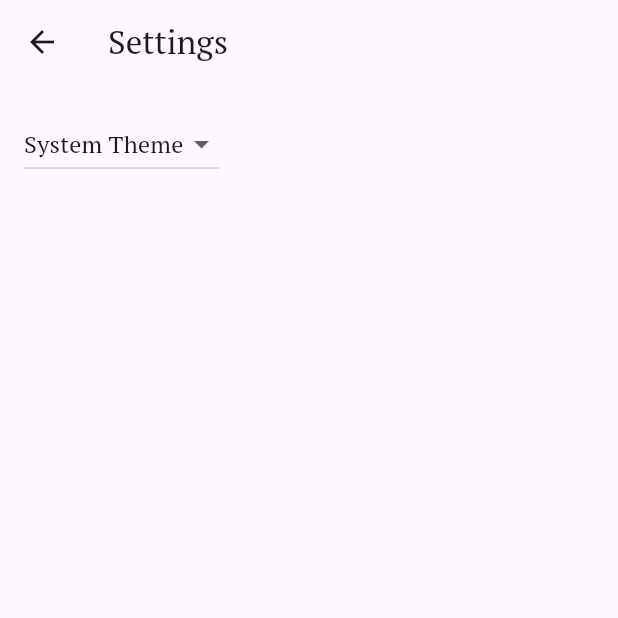
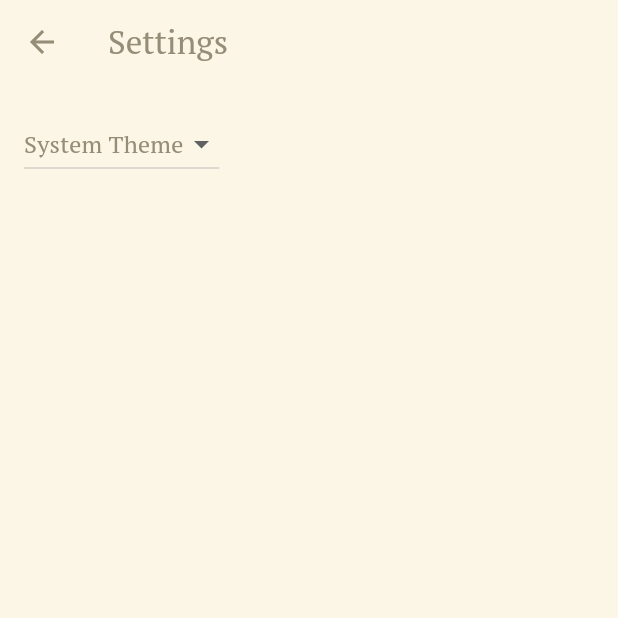
Before and after one commit to arbaker2/savrdUI, a Flutter app: the screen it shows after launch, after a tap on the "settings" icon, on a phone screen of 412 x 824 dp, the top half of it. Run offline on Flutter 3.47's test engine with Material 3 defaults, Android fonts, the phone set to English and light mode, and no system bars; our stand-ins replace google_fonts; generated files the repository leaves out were written again.

Commit message:
color themeing

```diff
--- a/lib/src/app.dart
+++ b/lib/src/app.dart
@@ -117,6 +117,7 @@ class MyApp extends StatelessWidget {
 
 ThemeData _buildTheme() {
   var baseTheme = ThemeData();
+  const colorScheme = ColorScheme(brightness: Brightness.light, surfaceTint: Colors.transparent, primary: Color(0xFF958D77), onPrimary: Color(0xFFFCF6E6), secondary: Color(0xFF809671), onSecondary: Color(0xFFFCF6E6), error: Color(0xFFFF6961), onError: Color(0xFFFFFAFA), background: Color(0xFFFCF6E6), onBackground: Color(0xFF958D77), surface: Color(0xFFFCF6E6), onSurface: Color(0xFF958D77));
 
   return baseTheme.copyWith(
     textTheme: GoogleFonts.ptSerifTextTheme(baseTheme.textTheme).copyWith(
@@ -127,6 +128,9 @@ ThemeData _buildTheme() {
       labelLarge: GoogleFonts.ptSans(textStyle: baseTheme.textTheme.labelLarge),
       labelMedium: GoogleFonts.ptSans(textStyle: baseTheme.textTheme.labelMedium),
       labelSmall: GoogleFonts.ptSans(textStyle: baseTheme.textTheme.labelSmall),
-    ),
-  );
+    ).apply(bodyColor: colorScheme.primary, displayColor: colorScheme.primary),
+    scaffoldBackgroundColor: const Color(0xFFFCF6E6),
+    colorScheme: colorScheme,
+    iconTheme: IconThemeData(color: colorScheme.primary)
+    );
 }
--- a/lib/src/sample_feature/sample_item_list_view.dart
+++ b/lib/src/sample_feature/sample_item_list_view.dart
@@ -60,7 +60,8 @@ class _SampleItemListViewState extends State<SampleItemListView> {
         // In contrast to the default ListView constructor, which requires
         // building all Widgets up front, the ListView.builder constructor lazily
         // builds Widgets as they’re scrolled into view.
-        body: NestedScrollView( headerSliverBuilder: (BuildContext context, bool innerBoxIsScrolled) {
+        body: SafeArea(
+          child: NestedScrollView( headerSliverBuilder: (BuildContext context, bool innerBoxIsScrolled) {
             return <Widget>[SliverAppBar(
               toolbarHeight: 45,
               //TODO: can these be removed handled in body?
@@ -68,7 +69,7 @@ class _SampleItemListViewState extends State<SampleItemListView> {
               expandedHeight: 0,
               snap: true,
               forceElevated: innerBoxIsScrolled,
-          title: const ImageIcon(AssetImage('assets/images/green_dutch_oven.png'), size: 45,),
+            title: ImageIcon(AssetImage('assets/images/green_dutch_oven.png'), size: 45, color: Theme.of(context).colorScheme.secondary,),
             actions: [
               IconButton(
                 icon: const Icon(Icons.settings),
@@ -138,6 +139,7 @@ class _SampleItemListViewState extends State<SampleItemListView> {
             ],
           ),
           ),
+        ),
         bottomNavigationBar: NavigationBar(
           height: 50,
           labelBehavior: NavigationDestinationLabelBehavior.alwaysHide,
```
Lines whose indentation alone changed are shown as unchanged.
